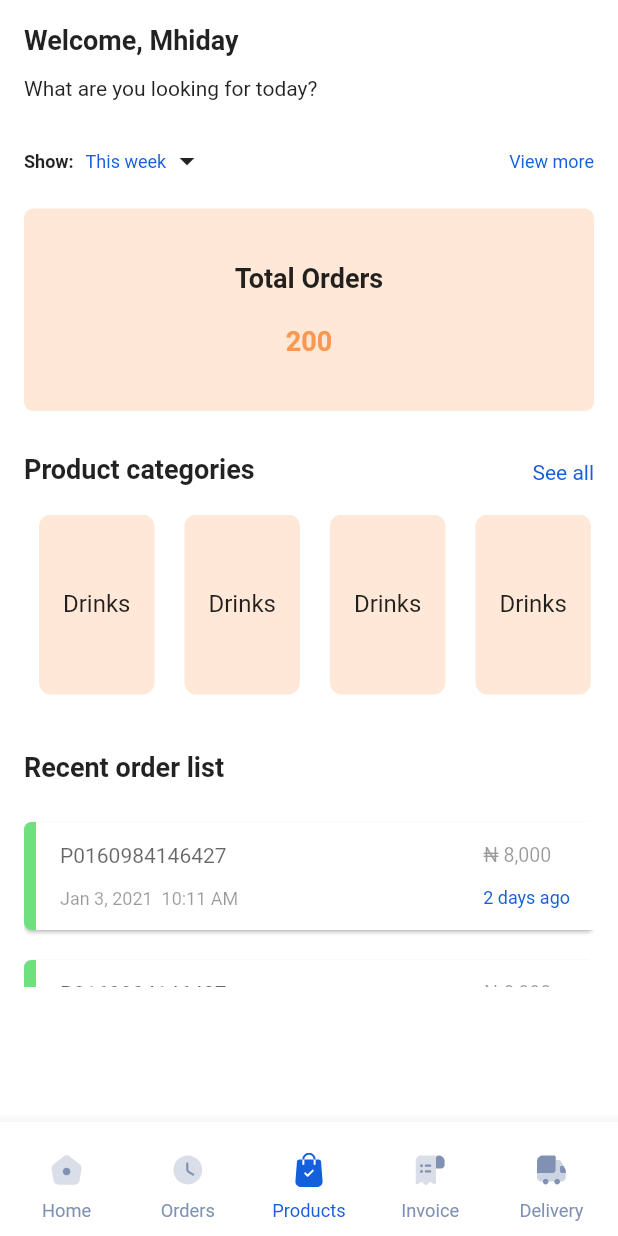
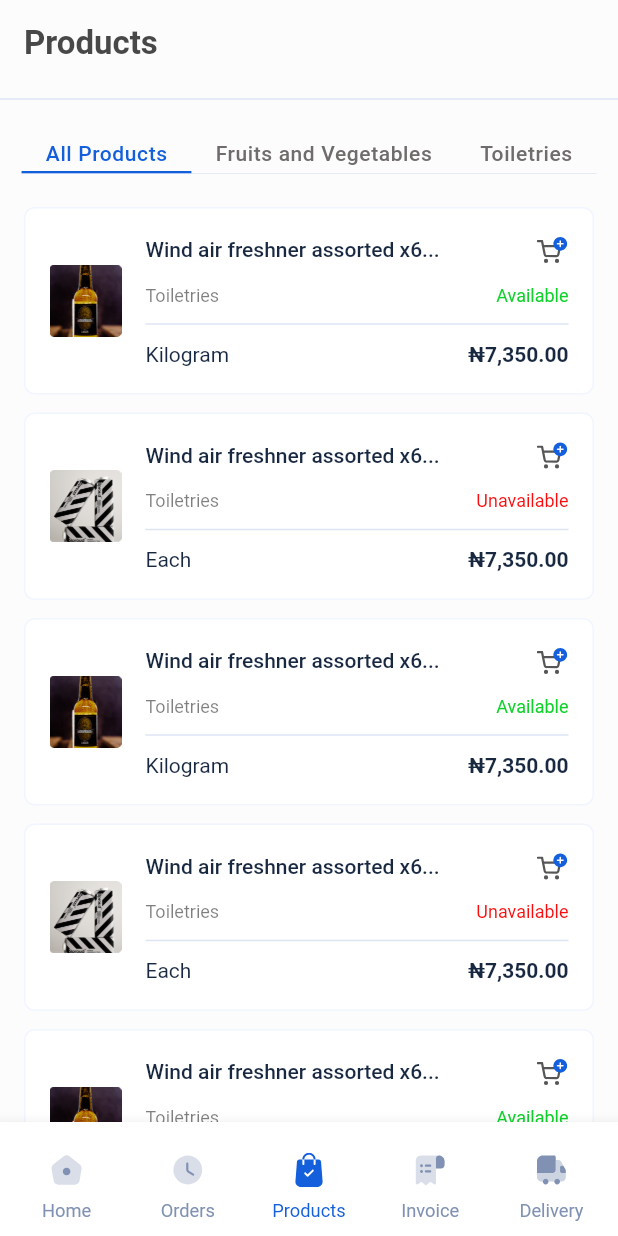
Before and after one commit to Oluflourish/Vendease-Sample, a Flutter app: the screen it shows after launch, on a phone screen of 412 x 824 dp. Run offline on Flutter 3.47's test engine with Material 2 defaults, Android fonts, the phone set to English and light mode, and no system bars; drawn by our look-alikes of flutter_styled_toast; our stand-ins replace flutter_easyloading, flutter_screenutil, flutter_svg, rxdart.

Commit message:
implemented products ui

```diff
--- a/lib/src/app.dart
+++ b/lib/src/app.dart
@@ -3,6 +3,7 @@ import 'package:flutter_easyloading/flutter_easyloading.dart';
 import 'package:flutter_screenutil/flutter_screenutil.dart';
 import 'package:flutter_styled_toast/flutter_styled_toast.dart';
 import 'package:vendease_test/src/blocs/provider.dart';
+import 'package:vendease_test/src/screens/cart.dart';
 import 'package:vendease_test/src/screens/tab.dart';
 import 'package:vendease_test/src/screens/splash.dart';
 import 'package:vendease_test/src/utils/colors.dart';
@@ -95,6 +96,9 @@ Route routes(RouteSettings settings) {
         case TabNav:
           return TabScreen();
 
+        case CartNav:
+          return CartScreen();
+
         default:
           return SplashScreen();
       }
--- a/lib/src/blocs/app_nav_bloc.dart
+++ b/lib/src/blocs/app_nav_bloc.dart
@@ -1,7 +1,7 @@
 import 'package:rxdart/rxdart.dart';
 
 class AppNavBloc {
-  final _tabIndex = BehaviorSubject<int>.seeded(2); // Defaults to products tab
+  final _tabIndex = BehaviorSubject<int>.seeded(2); // Defaults to home tab
 
   Stream<int> get tabIndex => _tabIndex.stream;
 
--- a/lib/src/screens/product.dart
+++ b/lib/src/screens/product.dart
@@ -1,5 +1,8 @@
 import 'package:flutter/material.dart';
+import 'package:flutter_svg/svg.dart';
+import 'package:vendease_test/src/utils/app_images.dart';
 import 'package:vendease_test/src/utils/colors.dart';
+import 'package:vendease_test/src/utils/svg_icons.dart';
 
 class ProductsScreen extends StatefulWidget {
   @override
@@ -10,200 +13,185 @@ class _ProductsScreenState extends State<ProductsScreen> {
   @override
   Widget build(BuildContext context) {
     return Scaffold(
-      backgroundColor: AppColors.white,
+      backgroundColor: AppColors.backgroundColor2.withOpacity(0.1),
       body: SafeArea(
-        child: Padding(
-          padding: EdgeInsets.all(16.0),
         child: Column(
           crossAxisAlignment: CrossAxisAlignment.start,
           children: [
-              Text(
-                'Welcome, Mhiday',
-                style: TextStyle(fontWeight: FontWeight.bold, fontSize: 18.0),
+            Padding(
+              padding: EdgeInsets.all(16.0),
+              child: Text(
+                'Products',
+                style: TextStyle(
+                  color: AppColors.blackText.withOpacity(0.9),
+                  fontSize: 22.0,
+                  fontWeight: FontWeight.bold,
                 ),
-              SizedBox(height: 14.0),
-              Text('What are you looking for today?'),
-              SizedBox(height: 24.0),
-              Row(
-                crossAxisAlignment: CrossAxisAlignment.end,
-                mainAxisAlignment: MainAxisAlignment.end,
+              ),
+            ),
+            Divider(
+              thickness: 1,
+              color: AppColors.dividerColor,
+            ),
+            SizedBox(height: 16.0),
+            Expanded(
+              child: DefaultTabController(
+                length: 3,
+                child: Column(
                   children: [
-                  Text(
-                    'Show:',
-                    style:
-                        TextStyle(fontWeight: FontWeight.bold, fontSize: 12.0),
+                    Container(
+                      height: 26,
+                      decoration: BoxDecoration(
+                        border: Border(
+                          bottom: BorderSide(
+                              width: 0.5, color: AppColors.dividerColor),
                         ),
-                  SizedBox(width: 8.0),
-                  Text(
-                    'This week',
-                    style: TextStyle(
-                        color: AppColors.primaryColor, fontSize: 12.0),
                       ),
-                  SizedBox(width: 2.0),
-                  Transform.translate(
-                      offset: Offset(0, 4), child: Icon(Icons.arrow_drop_down)),
-                  SizedBox(width: 8.0),
-                  Spacer(),
-                  Text(
-                    'View more',
-                    style: TextStyle(
-                        color: AppColors.primaryColor, fontSize: 12.0),
+                      child: TabBar(
+                          // labelPadding: EdgeInsets.zero,
+                          indicatorPadding: EdgeInsets.zero,
+                          unselectedLabelColor: AppColors.grey,
+                          indicatorSize: TabBarIndicatorSize.tab,
+                          labelColor: AppColors.primaryColor,
+                          indicatorWeight: 1.5,
+                          indicatorColor: AppColors.primaryColor,
+                          labelStyle: TextStyle(
+                            fontSize: 14.0,
+                            letterSpacing: .4,
                           ),
+                          isScrollable: true,
+                          tabs: [
+                            Tab(child: Text("All Products")),
+                            Tab(child: Text("Fruits and Vegetables")),
+                            Tab(child: Text("Toiletries")),
+                          ]),
+                    ),
+                    Expanded(
+                      child: Column(
+                        crossAxisAlignment: CrossAxisAlignment.start,
+                        children: [
+                          SizedBox(height: 16.0),
+                          Expanded(
+                            child: TabBarView(
+                              children: [
+                                _tabList(),
+                                _tabList(),
+                                _tabList(),
                               ],
                             ),
-              SizedBox(height: 24.0),
-              Container(
-                width: double.maxFinite,
-                padding: EdgeInsets.symmetric(vertical: 36),
-                decoration: BoxDecoration(
-                  color: AppColors.lightOrange,
-                  borderRadius: BorderRadius.circular(6.0),
-                ),
-                child: Column(
-                  children: [
-                    Text(
-                      'Total Orders',
-                      style: TextStyle(
-                          fontWeight: FontWeight.bold, fontSize: 18.0),
-                    ),
-                    SizedBox(height: 21.0),
-                    Text(
-                      '200',
-                      style: TextStyle(
-                          color: AppColors.orangeText,
-                          fontWeight: FontWeight.bold,
-                          fontSize: 18.0),
                           ),
                         ],
                       ),
                     ),
-              SizedBox(height: 28.0),
-              Row(
-                mainAxisAlignment: MainAxisAlignment.spaceBetween,
-                crossAxisAlignment: CrossAxisAlignment.end,
-                children: [
-                  Text(
-                    'Product categories',
-                    style:
-                        TextStyle(fontWeight: FontWeight.bold, fontSize: 18.0),
+                  ],
                 ),
-                  Text(
-                    'See all',
-                    style: TextStyle(
-                        color: AppColors.primaryColor, fontSize: 14.0),
+              ),
             ),
           ],
         ),
-              SizedBox(height: 20.0),
-              Container(
-                height: 120,
+      ),
+    );
+  }
+
+  Container _tabList() {
+    return Container(
+      margin: EdgeInsets.symmetric(horizontal: 16.0),
       child: ListView.builder(
-                    scrollDirection: Axis.horizontal,
-                    itemCount: 4,
+          itemCount: 5,
+          shrinkWrap: true,
           itemBuilder: (context, index) {
             return Container(
-                        padding: EdgeInsets.symmetric(
-                            vertical: 36.0, horizontal: 16.0),
-                        margin: EdgeInsets.symmetric(horizontal: 10.0),
+              padding: EdgeInsets.symmetric(vertical: 18.0, horizontal: 16.0),
+              margin: EdgeInsets.symmetric(vertical: 6.0),
               decoration: BoxDecoration(
-                          color: AppColors.lightOrange,
-                          borderRadius: BorderRadius.circular(8.0),
+                  color: AppColors.white,
+                  border: Border.all(color: AppColors.borderColor),
+                  borderRadius: BorderRadius.circular(7.0)),
+              child: Row(
+                children: [
+                  Image(
+                    height: 48.0,
+                    width: 48.0,
+                    image: AssetImage(index % 2 == 0
+                        ? AppImages.product1
+                        : AppImages.product2),
                   ),
+                  SizedBox(width: 16.0),
+                  Expanded(
                     child: Column(
+                      crossAxisAlignment: CrossAxisAlignment.start,
                       children: [
+                        Row(
+                          children: [
+                            Expanded(
+                              child: Text(
+                                'Wind air freshner assorted x6...',
+                                style: TextStyle(
+                                    color: AppColors.darkText,
+                                    fontSize: 14.0,
+                                    fontWeight: FontWeight.w500),
+                                overflow: TextOverflow.ellipsis,
+                                maxLines: 1,
+                              ),
+                            ),
+                            SvgPicture.asset(SvgIcons.addCart),
+                          ],
+                        ),
                         SizedBox(height: 14.0),
+                        Row(
+                          mainAxisAlignment: MainAxisAlignment.spaceBetween,
+                          children: [
                             Text(
-                              'Drinks',
-                              style: TextStyle(fontSize: 16.0),
+                              'Toiletries',
+                              style: TextStyle(
+                                color: AppColors.black.withOpacity(0.5),
+                                fontSize: 12.0,
+                              ),
+                            ),
+                            Text(
+                              index % 2 == 0 ? 'Available' : 'Unavailable',
+                              style: TextStyle(
+                                color: index % 2 == 0
+                                    ? AppColors.green
+                                    : AppColors.red,
+                                fontSize: 12.0,
+                              ),
                             ),
                           ],
                         ),
-                      );
-                    }),
+                        SizedBox(height: 4.0),
+                        Divider(
+                          thickness: 1,
+                          color: AppColors.dividerColor,
                         ),
-              SizedBox(height: 38.0),
-              Text(
-                'Recent order list',
-                style: TextStyle(fontWeight: FontWeight.bold, fontSize: 18.0),
-              ),
-              SizedBox(height: 16.0),
-              Container(
-                height: 120,
-                child: ListView.builder(
-                    itemCount: 4,
-                    itemBuilder: (context, index) {
-                      return Container(
-                        margin: EdgeInsets.symmetric(vertical: 10.0),
-                        child: Material(
-                          elevation: 1,
-                          borderRadius: BorderRadius.circular(5.0),
-                          child: Container(
-                            decoration: BoxDecoration(
-                              color: AppColors.green.withOpacity(0.6),
-                              borderRadius: BorderRadius.circular(5.0),
-                            ),
-                            child: Container(
-                              padding: EdgeInsets.symmetric(
-                                  vertical: 14.0, horizontal: 16.0),
-                              margin: EdgeInsets.only(left: 8.0),
-                              color: AppColors.white,
-                              child: Row(
-                                mainAxisAlignment:
-                                    MainAxisAlignment.spaceBetween,
-                                children: [
-                                  Column(
-                                    crossAxisAlignment:
-                                        CrossAxisAlignment.start,
+                        SizedBox(height: 4.0),
+                        Row(
+                          mainAxisAlignment: MainAxisAlignment.spaceBetween,
                           children: [
                             Text(
-                                        'P0160984146427',
+                              index % 2 == 0 ? 'Kilogram' : 'Each',
                               style: TextStyle(
+                                color: AppColors.darkText,
                                 fontSize: 14.0,
-                                            color: AppColors.black
-                                                .withOpacity(0.6)),
                               ),
-                                      SizedBox(height: 14.0),
+                            ),
                             Text(
-                                        'Jan 3, 2021  10:11 AM',
+                              '₦7,350.00',
                               style: TextStyle(
-                                            fontSize: 12.0,
-                                            color: AppColors.black
-                                                .withOpacity(0.4)),
+                                color: AppColors.darkText,
+                                fontSize: 14.0,
+                                fontWeight: FontWeight.bold,
                               ),
-                                    ],
-                                  ),
-                                  Column(
-                                    crossAxisAlignment:
-                                        CrossAxisAlignment.start,
-                                    children: [
-                                      Text(
-                                        '₦ 8,000',
-                                        style: TextStyle(
-                                            fontSize: 13.0,
-                                            color: AppColors.black
-                                                .withOpacity(0.4)),
-                                      ),
-                                      SizedBox(height: 14.0),
-                                      Text(
-                                        '2 days ago',
-                                        style: TextStyle(
-                                            fontSize: 12.0,
-                                            color: AppColors.primaryColor),
                             ),
                           ],
                         ),
                       ],
                     ),
                   ),
-                          ),
+                ],
               ),
             );
           }),
-              ),
-            ],
-          ),
-        ),
-      ),
     );
   }
 }
--- a/lib/src/screens/tab.dart
+++ b/lib/src/screens/tab.dart
@@ -5,6 +5,7 @@ import 'package:flutter_screenutil/flutter_screenutil.dart';
 import 'package:flutter_svg/svg.dart';
 import 'package:vendease_test/src/blocs/app_nav_bloc.dart';
 import 'package:vendease_test/src/blocs/provider.dart';
+import 'package:vendease_test/src/screens/home.dart';
 import 'package:vendease_test/src/screens/product.dart';
 import 'package:vendease_test/src/utils/colors.dart';
 import 'package:vendease_test/src/utils/svg_icons.dart';
@@ -20,14 +21,14 @@ class _TabScreenState extends State<TabScreen> {
   final PageStorageBucket bucket = PageStorageBucket();
 
   final List<Widget> _pages = [
-    Container(child: Center(child: Text('Home'))),
+    HomeScreen(),
     Container(child: Center(child: Text('Orders'))),
     ProductsScreen(),
     Container(child: Center(child: Text('Invoice'))),
     Container(child: Center(child: Text('Delivery'))),
   ];
 
-  int currentTabIndex = 2; // Defaults to products tab
+  int currentTabIndex = 0; // Defaults to home tab
 
   AppNavBloc? appNavBloc;
 
--- a/lib/src/utils/colors.dart
+++ b/lib/src/utils/colors.dart
@@ -8,15 +8,23 @@ class AppColors {
   static const Color lightSecondaryColor = Color(0xFFFDE7C6);
 
   static const Color textColor = Color(0xFF35364F);
-  static const Color backgroundColor2 = Color(0xFFFAFBFC);
+  static const Color backgroundColor2 = Color(0xFFE5E5E5);
   static const Color backgroundColor = AppColors.white;
 
   static const Color orangeText = Color(0xFFFC974E);
   static const Color lightOrange = Color(0xFFFFE8D7);
 
   static const Color green = Color(0xFF10D12B);
+  static const Color red = Color(0xFFFB0B0B);
 
+  static const Color blueCard = Color(0xFFDDE9FB);
+  static const Color pinkCard = Color(0xFFFFDDED);
+  static const Color orangeCard = Color(0xFFFADBCD);
+
+  static const Color grey = Color(0xFF716C6C);
   static const Color darkGrey = Color(0xFF8091B3);
+  static const Color dividerColor = Color(0xFFDCE5F4);
+  static const Color borderColor = Color(0xFFF0F5FF);
 
   static const Color transparent = Color(0x00000000);
   static const Color transparentBlack = Color(0x99000000);
@@ -26,6 +34,10 @@ class AppColors {
   static const Color black54 = Colors.black54;
   static const Color blackShade1 = Color(0xFF3B3870);
 
+  static const Color blackText = Color(0xFF363434);
+  static const Color darkText = Color(0xFF182841);
+  static const Color greyText = Color(0xFF898B8E);
+
   static const Color white = Color(0xFFFFFFFF);
   static const Color whiteShade1 = Color(0xFFFFFFDE);
 }
--- a/lib/src/utils/navigation.dart
+++ b/lib/src/utils/navigation.dart
@@ -1,2 +1,3 @@
 const SplashNav = "/";
 const TabNav = "tab-bar";
+const CartNav = "cart";
--- a/lib/src/utils/svg_icons.dart
+++ b/lib/src/utils/svg_icons.dart
@@ -13,4 +13,5 @@ class SvgIcons {
   static const String delete = _path + 'delete.svg';
   static const String search = _path + 'search.svg';
   static const String search2 = _path + 'search-2.svg';
+  static const String chevronRight = _path + 'chevron-right.svg';
 }
```
Also changed, not shown: lib/src/screens/cart.dart (added, +140 -0 lines), lib/src/screens/home.dart (added, +273 -0 lines), assets/svgs/chevron-right.svg (added). Lines whose indentation alone changed are shown as unchanged.
